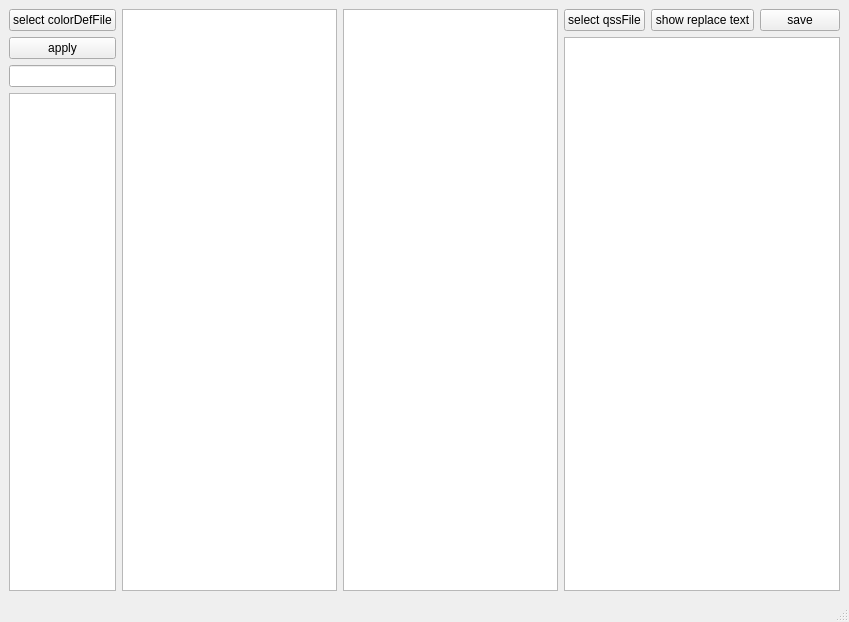
Above: mainwindow.ui from chenghongfeng/QssCreator before the change. Below: the same form after it.
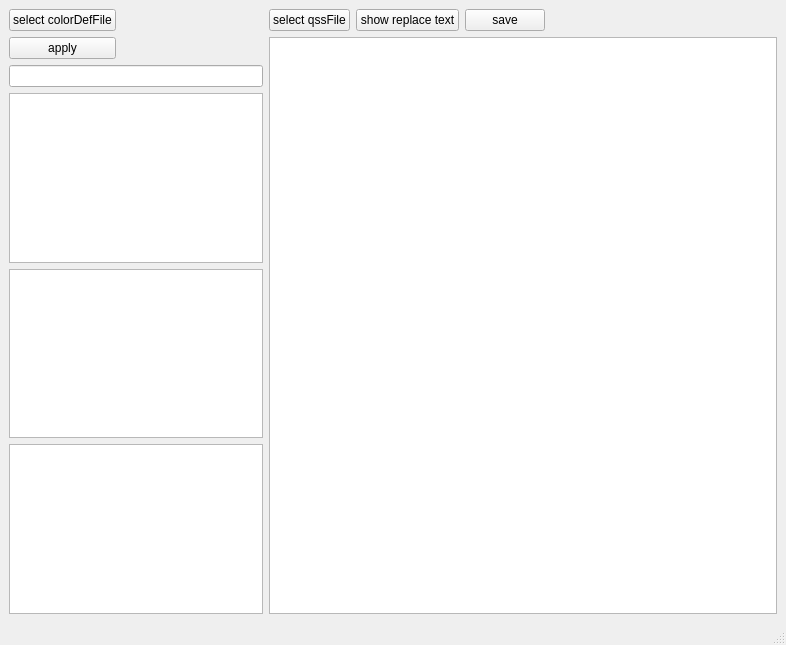
That is the form after the change.

Patch:
```diff
--- a/mainwindow.ui
+++ b/mainwindow.ui
@@ -6,15 +6,15 @@
    <rect>
     <x>0</x>
     <y>0</y>
-    <width>849</width>
-    <height>622</height>
+    <width>786</width>
+    <height>645</height>
    </rect>
   </property>
   <property name="windowTitle">
    <string>MainWindow</string>
   </property>
   <widget class="QWidget" name="centralwidget">
-   <layout class="QHBoxLayout" name="horizontalLayout_3" stretch="1,0,0,2">
+   <layout class="QHBoxLayout" name="horizontalLayout_3" stretch="1,2">
     <item>
      <layout class="QVBoxLayout" name="verticalLayout_2">
       <item>
@@ -55,17 +55,17 @@
       <item>
        <widget class="QLineEdit" name="regLineEdit"/>
       </item>
+      <item>
+       <widget class="QTableView" name="colorTableView"/>
+      </item>
+      <item>
+       <widget class="QListView" name="colorListView"/>
+      </item>
       <item>
        <widget class="QTableWidget" name="defsTableWidget"/>
       </item>
      </layout>
     </item>
-    <item>
-     <widget class="QListView" name="colorListView"/>
-    </item>
-    <item>
-     <widget class="QTableView" name="colorTableView"/>
-    </item>
     <item>
      <layout class="QVBoxLayout" name="verticalLayout_3">
       <item>
```
Left out of the diff: 4 changed lines with no effect on the pictures.
